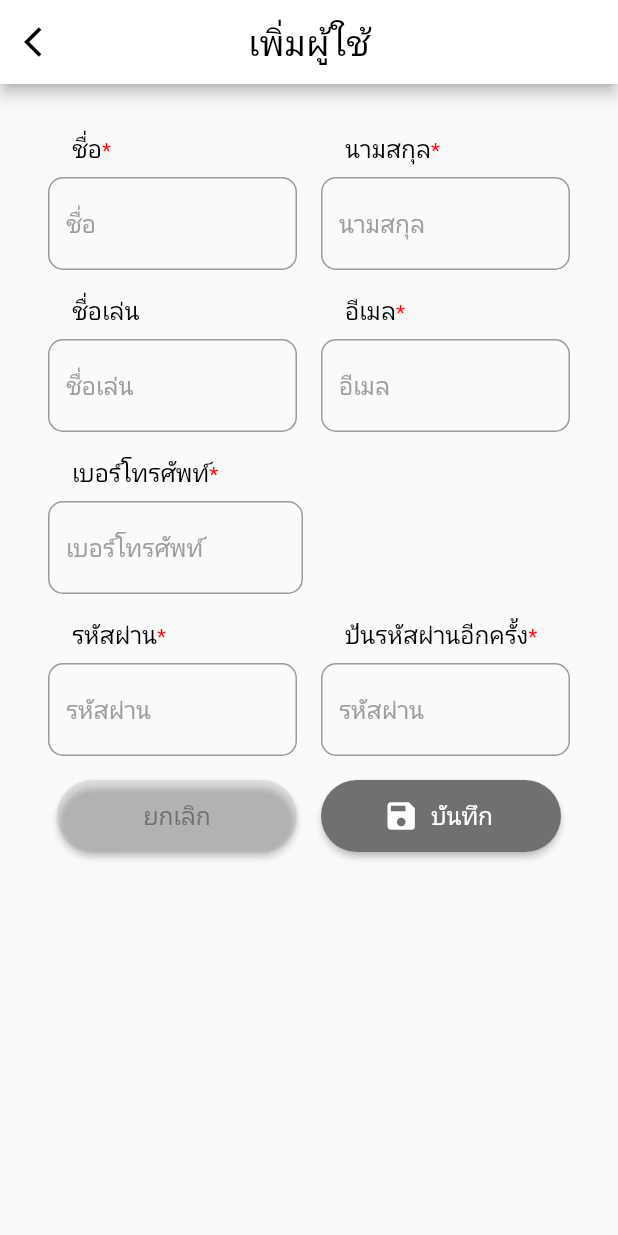
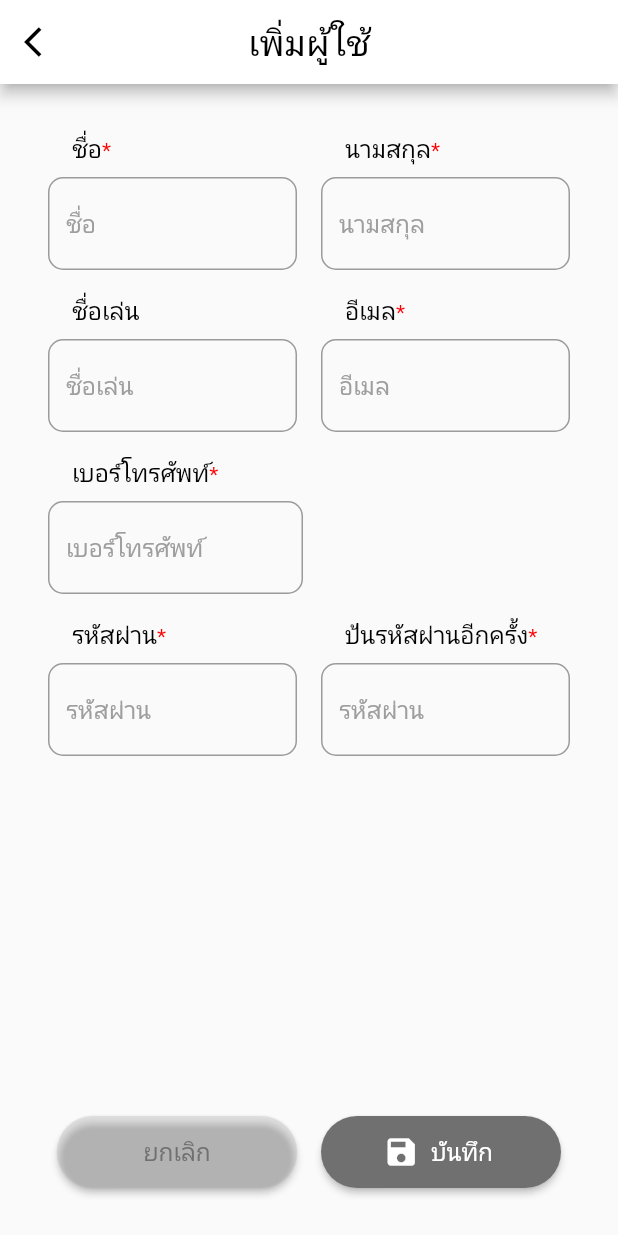
Before and after one commit to mix23456/Decorative, a Flutter app: the AddUser screen opened directly, on a phone screen of 412 x 824 dp. Run offline on Flutter 3.47's test engine with Material 2 defaults, Android fonts, the phone set to English and light mode, and no system bars; our stand-ins replace carousel_slider, dotted_border, dropdown_button2, geolocator, google_fonts, google_maps_flutter and 1 more; missing offline and left inert: syncfusion_flutter_core; network calls fail; Roboto replaces fonts that are missing (Kanit); project files that could hold a hidden picture were left out.

Commit message:
bottom navigator bar

```diff
--- a/lib/add_user.dart
+++ b/lib/add_user.dart
@@ -337,7 +337,12 @@ class _AddUserState extends State<AddUser> {
               ],
             ),
             const SizedBox(height: defaultPadding),
-            Row(
+          ],
+        ),
+      ),
+      bottomNavigationBar: Container(
+        padding: const EdgeInsets.only(bottom: defaultPadding * 2),
+        child: Row(
           mainAxisAlignment: MainAxisAlignment.center,
           children: [
             SizedBox(
@@ -357,8 +362,8 @@ class _AddUserState extends State<AddUser> {
                 },
                 child: Text(
                   'ยกเลิก',
-                      style: GoogleFonts.kanit(
-                          fontSize: bodytext, color: colortext1),
+                  style:
+                      GoogleFonts.kanit(fontSize: bodytext, color: colortext1),
                 ),
               ),
             ),
@@ -387,31 +392,6 @@ class _AddUserState extends State<AddUser> {
             ),
           ],
         ),
-            // Align(
-            //   alignment: Alignment.center,
-            //   child: SizedBox(
-            //     width: MediaQuery.of(context).size.width * 0.20,
-            //     height: MediaQuery.of(context).size.height * 0.04,
-            //     child: ElevatedButton.icon(
-            //       style: ElevatedButton.styleFrom(
-            //         primary: colortext1,
-            //         shape: RoundedRectangleBorder(
-            //           borderRadius: BorderRadius.circular(28),
-            //         ),
-            //       ),
-            //       onPressed: () {
-            //         showPopupSave();
-            //       },
-            //       icon: const Icon(Icons.save),
-            //       label: Text(
-            //         'บันทึก',
-            //         style: GoogleFonts.kanit(fontSize: bodytext),
-            //       ),
-            //     ),
-            //   ),
-            // ),
-          ],
-        ),
       ),
     );
   }
```
Lines whose indentation alone changed are shown as unchanged.
